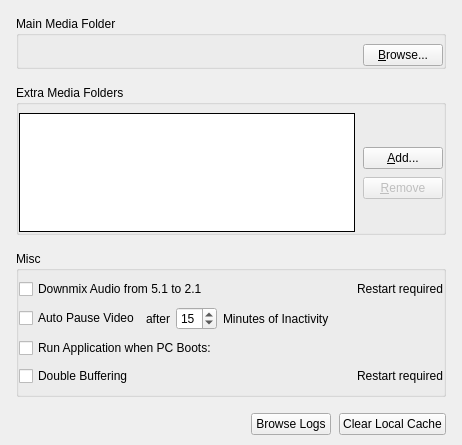
Old version of the form client/src/ui/widgets/settings/general_preferences_widget.ui in the repository networkoptix/nx_open.
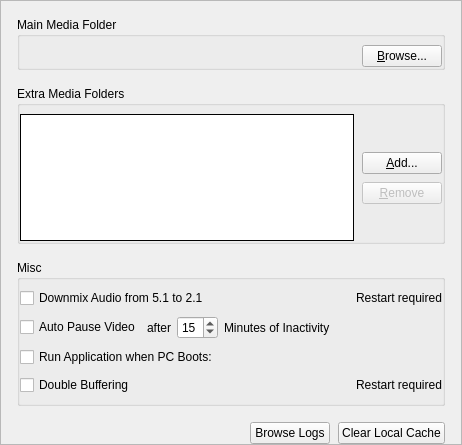
New version of the form. Custom widgets are drawn as their Qt base class.

Diff of the .ui file:
```diff
--- a/client/src/ui/widgets/settings/general_preferences_widget.ui
+++ b/client/src/ui/widgets/settings/general_preferences_widget.ui
@@ -13,7 +13,43 @@
   <property name="windowTitle">
    <string/>
   </property>
-  <layout class="QVBoxLayout" name="verticalLayout" stretch="0,1,0,0,0">
+  <layout class="QVBoxLayout" name="verticalLayout" stretch="0">
+   <property name="spacing">
+    <number>0</number>
+   </property>
+   <property name="leftMargin">
+    <number>0</number>
+   </property>
+   <property name="topMargin">
+    <number>0</number>
+   </property>
+   <property name="rightMargin">
+    <number>0</number>
+   </property>
+   <property name="bottomMargin">
+    <number>0</number>
+   </property>
+   <item>
+    <widget class="QScrollArea" name="scrollArea">
+     <property name="horizontalScrollBarPolicy">
+      <enum>Qt::ScrollBarAlwaysOff</enum>
+     </property>
+     <property name="widgetResizable">
+      <bool>true</bool>
+     </property>
+     <property name="alignment">
+      <set>Qt::AlignLeading|Qt::AlignLeft|Qt::AlignTop</set>
+     </property>
+     <widget class="QWidget" name="scrollAreaWidgetContents">
+      <property name="geometry">
+       <rect>
+        <x>0</x>
+        <y>0</y>
+        <width>460</width>
+        <height>443</height>
+       </rect>
+      </property>
+      <layout class="QVBoxLayout" name="verticalLayout_2">
    <property name="spacing">
     <number>16</number>
    </property>
@@ -347,18 +383,9 @@
      </item>
     </layout>
    </item>
-   <item>
-    <spacer name="verticalSpacer">
-     <property name="orientation">
-      <enum>Qt::Vertical</enum>
-     </property>
-     <property name="sizeHint" stdset="0">
-      <size>
-       <width>20</width>
-       <height>10</height>
-      </size>
-     </property>
-    </spacer>
+      </layout>
+     </widget>
+    </widget>
    </item>
   </layout>
  </widget>
```
Left out of the diff: 32 changed lines with no effect on the pictures. Lines whose indentation alone changed are shown as unchanged.
